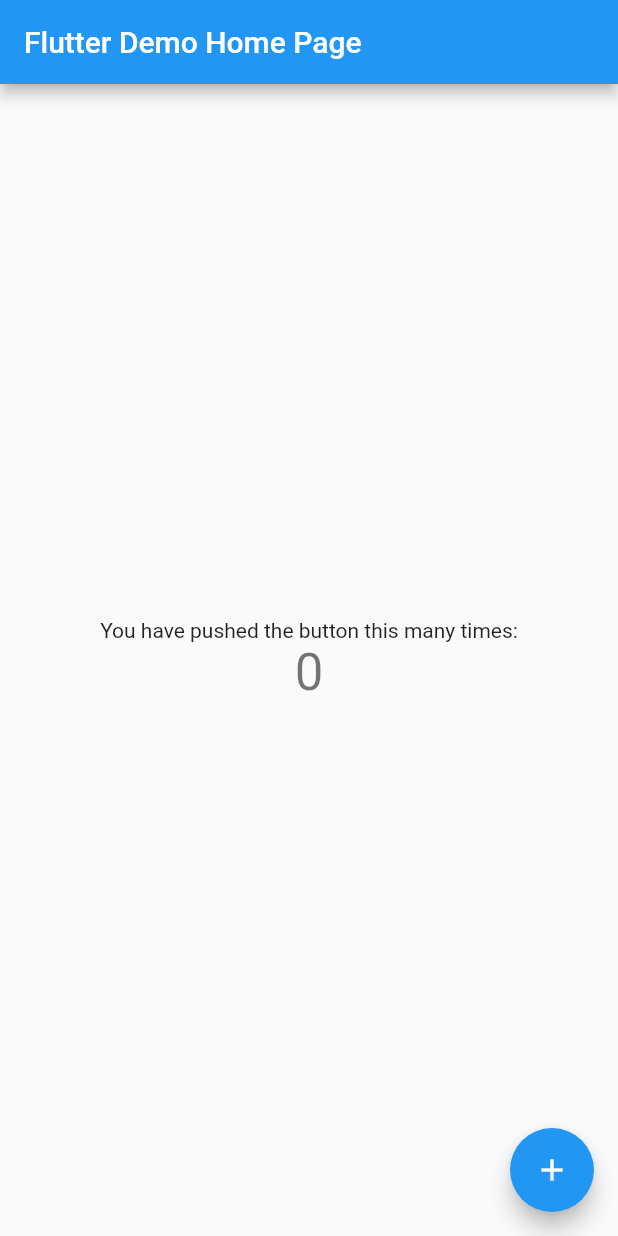
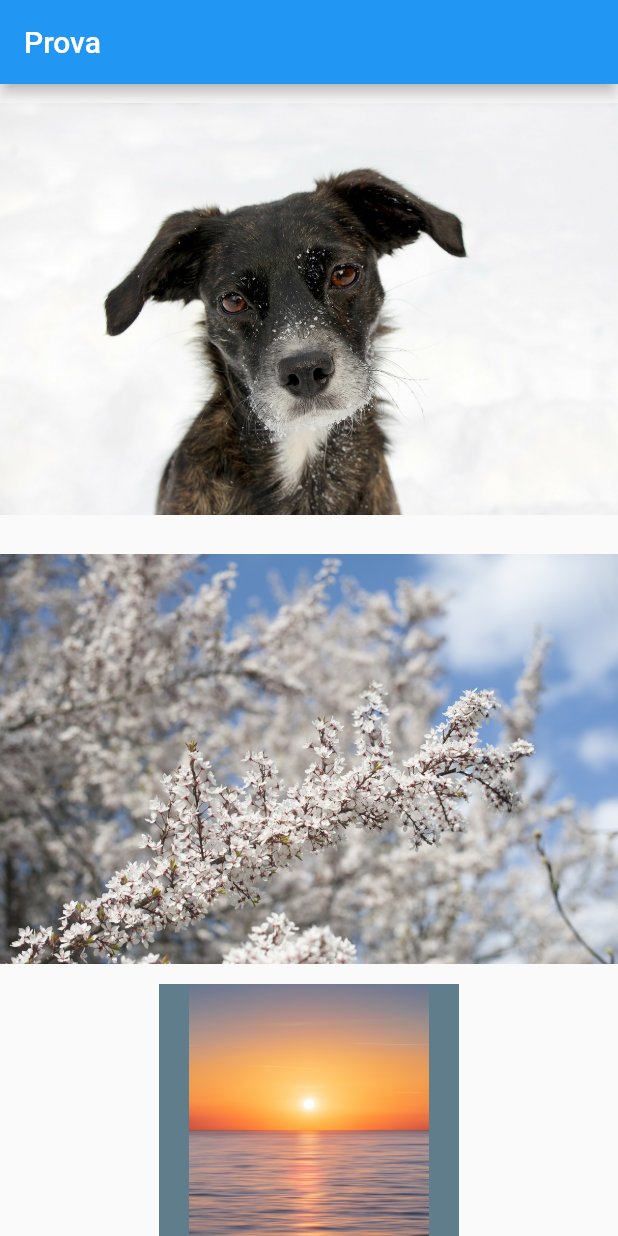
Before and after one commit to Arkan95/flutter_primo_progetto, a Flutter app: the screen it shows after launch, on a phone screen of 412 x 824 dp. Run offline on Flutter 3.47's test engine with Material 2 defaults, Android fonts, the phone set to English and light mode, and no system bars.

Commit message:
Gestione Asset e widget immagini

```diff
--- a/lib/main.dart
+++ b/lib/main.dart
@@ -1,115 +1,99 @@
 import 'package:flutter/material.dart';
 
+const _PATH = "assets/images";
+const _PIC01 = "$_PATH/sunset.jpg";
+const _PIC02 = "$_PATH/dog1.jpg";
+const _PIC03 = "$_PATH/dog2.jpg";
+const _PIC04 = "$_PATH/fox.jpg";
+const _PIC05 = "$_PATH/spring.jpg";
+
 void main() {
-  runApp(const MyApp());
+  runApp(MyApp());
 }
 
 class MyApp extends StatelessWidget {
   const MyApp({Key? key}) : super(key: key);
 
-  // This widget is the root of your application.
   @override
   Widget build(BuildContext context) {
     return MaterialApp(
-      title: 'Flutter Demo',
-      theme: ThemeData(
-        // This is the theme of your application.
-        //
-        // Try running your application with "flutter run". You'll see the
-        // application has a blue toolbar. Then, without quitting the app, try
-        // changing the primarySwatch below to Colors.green and then invoke
-        // "hot reload" (press "r" in the console where you ran "flutter run",
-        // or simply save your changes to "hot reload" in a Flutter IDE).
-        // Notice that the counter didn't reset back to zero; the application
-        // is not restarted.
-        primarySwatch: Colors.blue,
-      ),
-      home: const MyHomePage(title: 'Flutter Demo Home Page'),
+      //Altro...
+      home: MyPage(),
     );
   }
 }
 
-class MyHomePage extends StatefulWidget {
-  const MyHomePage({Key? key, required this.title}) : super(key: key);
-
-  // This widget is the home page of your application. It is stateful, meaning
-  // that it has a State object (defined below) that contains fields that affect
-  // how it looks.
-
-  // This class is the configuration for the state. It holds the values (in this
-  // case the title) provided by the parent (in this case the App widget) and
-  // used by the build method of the State. Fields in a Widget subclass are
-  // always marked "final".
-
-  final String title;
-
-  @override
-  State<MyHomePage> createState() => _MyHomePageState();
-}
-
-class _MyHomePageState extends State<MyHomePage> {
-  int _counter = 0;
-
-  void _incrementCounter() {
-    setState(() {
-      // This call to setState tells the Flutter framework that something has
-      // changed in this State, which causes it to rerun the build method below
-      // so that the display can reflect the updated values. If we changed
-      // _counter without calling setState(), then the build method would not be
-      // called again, and so nothing would appear to happen.
-      _counter++;
-    });
-  }
+class MyPage extends StatelessWidget {
+  const MyPage({Key? key}) : super(key: key);
 
   @override
   Widget build(BuildContext context) {
-    // This method is rerun every time setState is called, for instance as done
-    // by the _incrementCounter method above.
-    //
-    // The Flutter framework has been optimized to make rerunning build methods
-    // fast, so that you can just rebuild anything that needs updating rather
-    // than having to individually change instances of widgets.
     return Scaffold(
       appBar: AppBar(
-        // Here we take the value from the MyHomePage object that was created by
-        // the App.build method, and use it to set our appbar title.
-        title: Text(widget.title),
+        title: Text('Prova'),
       ),
-      body: Center(
-        // Center is a layout widget. It takes a single child and positions it
-        // in the middle of the parent.
+      body: SingleChildScrollView(
         child: Column(
-          // Column is also a layout widget. It takes a list of children and
-          // arranges them vertically. By default, it sizes itself to fit its
-          // children horizontally, and tries to be as tall as its parent.
-          //
-          // Invoke "debug painting" (press "p" in the console, choose the
-          // "Toggle Debug Paint" action from the Flutter Inspector in Android
-          // Studio, or the "Toggle Debug Paint" command in Visual Studio Code)
-          // to see the wireframe for each widget.
-          //
-          // Column has various properties to control how it sizes itself and
-          // how it positions its children. Here we use mainAxisAlignment to
-          // center the children vertically; the main axis here is the vertical
-          // axis because Columns are vertical (the cross axis would be
-          // horizontal).
-          mainAxisAlignment: MainAxisAlignment.center,
           children: <Widget>[
-            const Text(
-              'You have pushed the button this many times:',
+            //Immagine 1
+            Container(
+              constraints: BoxConstraints.expand(height: 300),
+              alignment: Alignment.center,
+              child: Image.asset(
+                "assets/images/dog2.jpg",
+                fit: BoxFit.cover,
+              ),
             ),
-            Text(
-              '$_counter',
-              style: Theme.of(context).textTheme.headline4,
+            //Immagine 2
+            Container(
+              constraints: BoxConstraints.expand(height: 300),
+              alignment: Alignment.center,
+              child: Image(
+                image: AssetImage(_PIC05),
+                fit: BoxFit.cover,
+              ),
+            ),
+            //Immagine 3
+            Container(
+              color: Colors.blueGrey,
+              child: Image.asset(
+                _PIC01,
+                height: 200,
+                width: 200,
+              ),
+            ),
+            //Immagine 4
+            Container(
+              color: Colors.blueGrey,
+              child: Image.asset(
+                _PIC01,
+                fit: BoxFit.fill,
+                height: 150,
+                width: 150,
+              ),
+            ),
+            //Immagine 5
+            Container(
+              color: Colors.blueGrey,
+              child: Image.asset(
+                _PIC01,
+                fit: BoxFit.fitWidth,
+                height: 150,
+                width: 150,
+              ),
+            ),
+            Container(
+              color: Colors.blueGrey,
+              child: Image.asset(
+                _PIC01,
+                fit: BoxFit.fitHeight,
+                height: 150,
+                width: 150,
+              ),
             ),
           ],
         ),
       ),
-      floatingActionButton: FloatingActionButton(
-        onPressed: _incrementCounter,
-        tooltip: 'Increment',
-        child: const Icon(Icons.add),
-      ), // This trailing comma makes auto-formatting nicer for build methods.
     );
   }
 }
--- a/pubspec.yaml
+++ b/pubspec.yaml
@@ -51,7 +51,8 @@
 
 # The following section is specific to Flutter.
 flutter:
-
+  assets:
+  - assets/images/
   # The following line ensures that the Material Icons font is
   # included with your application, so that you can use the icons in
   # the material Icons class.
```
Also changed, not shown: assets/images/dog1.jpg (added), assets/images/dog2.jpg (added), assets/images/fox.jpg (added), assets/images/spring.jpg (added), assets/images/sunset.jpg (added).
